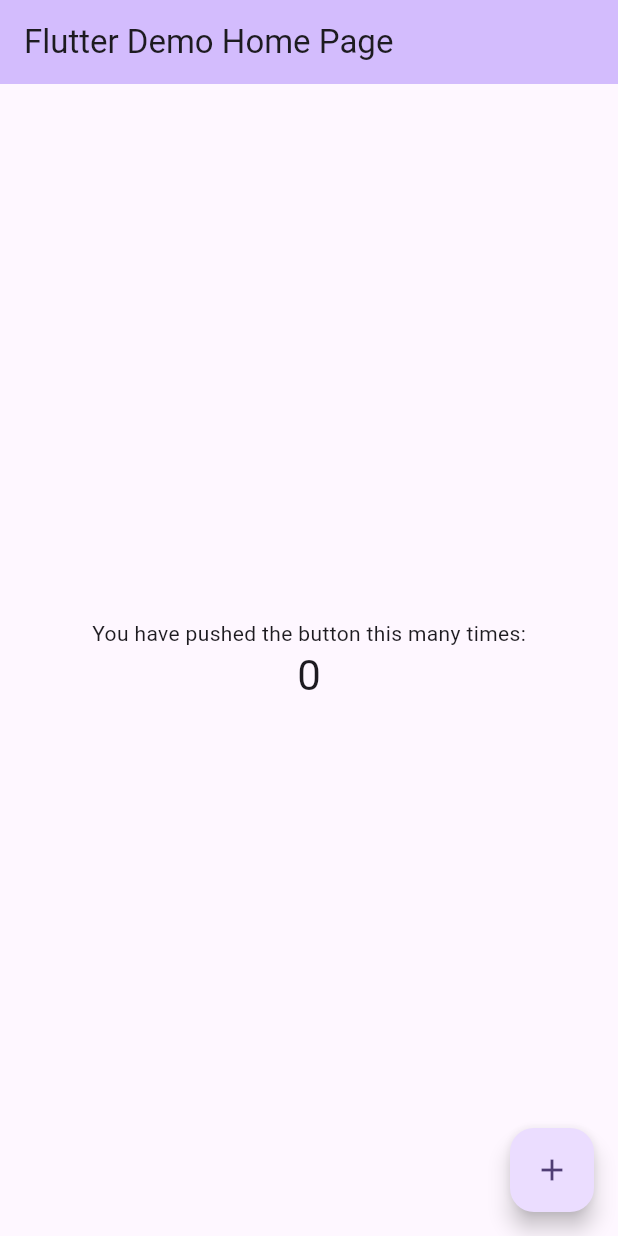
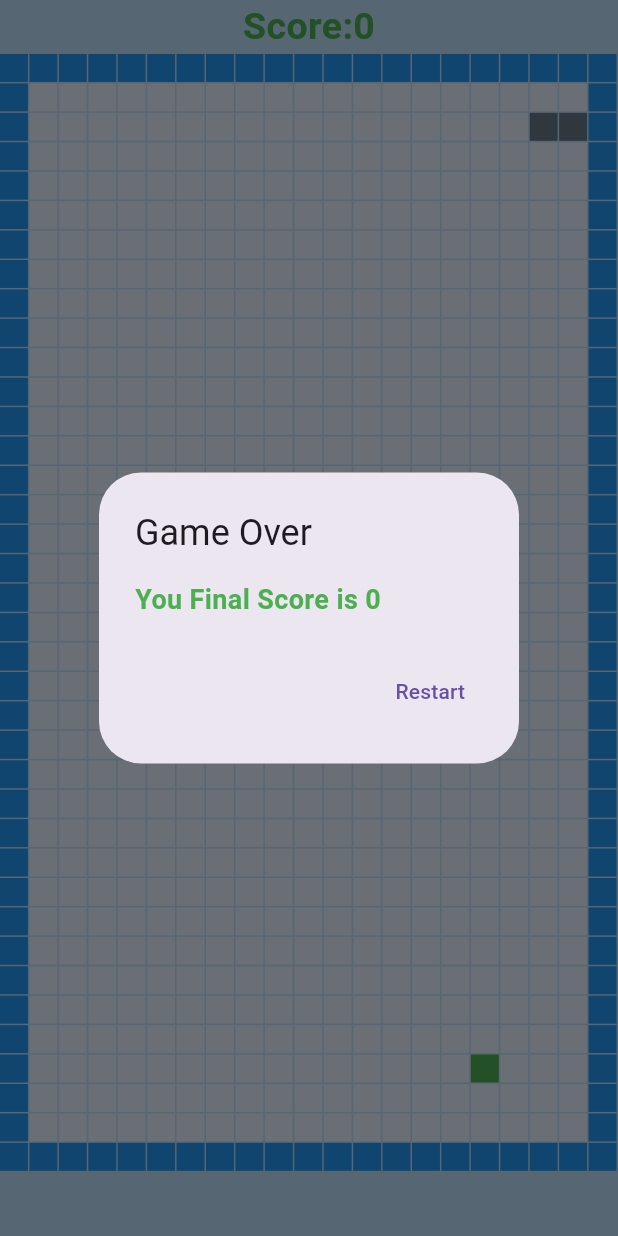
Before and after one commit to shikano35/sample-snake-games, a Flutter app: the screen it shows after launch, on a phone screen of 412 x 824 dp. Run offline on Flutter 3.47's test engine with Material 3 defaults, Android fonts, the phone set to English and light mode, and no system bars.

Commit message:
スネークゲームの実装

```diff
--- a/lib/main.dart
+++ b/lib/main.dart
@@ -1,4 +1,5 @@
 import 'package:flutter/material.dart';
+import 'package:sample_snake_game/snake_game.dart';
 
 void main() {
   runApp(const MyApp());
@@ -10,57 +11,8 @@ class MyApp extends StatelessWidget {
   @override
   Widget build(BuildContext context) {
     return MaterialApp(
-      title: 'Flutter Demo',
-      theme: ThemeData(
-        colorScheme: ColorScheme.fromSeed(seedColor: Colors.deepPurple),
-      ),
-      home: const MyHomePage(title: 'Flutter Demo Home Page'),
+      debugShowCheckedModeBanner: false,
+      home: const SnakeGamePage(),
     );
   }
 }
-
-class MyHomePage extends StatefulWidget {
-  const MyHomePage({super.key, required this.title});
-
-  final String title;
-
-  @override
-  State<MyHomePage> createState() => _MyHomePageState();
-}
-
-class _MyHomePageState extends State<MyHomePage> {
-  int _counter = 0;
-
-  void _incrementCounter() {
-    setState(() {
-      _counter++;
-    });
-  }
-
-  @override
-  Widget build(BuildContext context) {
-    return Scaffold(
-      appBar: AppBar(
-        backgroundColor: Theme.of(context).colorScheme.inversePrimary,
-        title: Text(widget.title),
-      ),
-      body: Center(
-        child: Column(
-          mainAxisAlignment: MainAxisAlignment.center,
-          children: <Widget>[
-            const Text('You have pushed the button this many times:'),
-            Text(
-              '$_counter',
-              style: Theme.of(context).textTheme.headlineMedium,
-            ),
-          ],
-        ),
-      ),
-      floatingActionButton: FloatingActionButton(
-        onPressed: _incrementCounter,
-        tooltip: 'Increment',
-        child: const Icon(Icons.add),
-      ),
-    );
-  }
-}
--- /dev/null
+++ b/lib/snake_game.dart
@@ -0,0 +1,230 @@
+import 'dart:math';
+import 'dart:async';
+import 'package:flutter/material.dart';
+import 'package:flutter/services.dart';
+
+class SnakeGamePage extends StatefulWidget {
+  const SnakeGamePage({super.key});
+
+  @override
+  State<SnakeGamePage> createState() => _SnakeGamePageState();
+}
+
+enum Direction { up, down, left, right }
+
+class _SnakeGamePageState extends State<SnakeGamePage> {
+  int noOfRow = 38, noOfColumn = 21;
+  List<int> borderList = [];
+  List<int> snakePosition = [];
+  int snakeHeade = 0;
+  int score = 0;
+  late int foodPosition;
+  late FocusNode focusNode;
+  late Direction direction;
+
+  @override
+  void initState() {
+    super.initState();
+    focusNode = FocusNode();
+    startGame();
+  }
+
+  void despose() {
+    focusNode.dispose();
+    super.initState();
+  }
+
+  void startGame() {
+    setState(() {
+      score = 0;
+      makeBorder();
+      generateFood();
+      direction = Direction.right;
+      snakePosition = [50, 49, 48];
+      snakeHeade = snakePosition.first;
+    });
+
+    Timer.periodic(Duration(milliseconds: 300), (timer) {
+      updateSnake();
+      if (checkCollision()) {
+        timer.cancel();
+        showDialogBox();
+      }
+    });
+  }
+
+  void showDialogBox() {
+    showDialog(
+      context: context,
+      builder: (context) {
+        return AlertDialog(
+          title: Text("Game Over"),
+          content: Text(
+            "You Final Score is $score",
+            style: TextStyle(
+              fontWeight: FontWeight.bold,
+              fontSize: 18,
+              color: Colors.green,
+            ),
+          ),
+          actions: [
+            TextButton(
+              onPressed: () {
+                Navigator.of(context).pop();
+                startGame();
+              },
+              child: Text('Restart'),
+            ),
+          ],
+        );
+      },
+    );
+  }
+
+  bool checkCollision() {
+    if (borderList.contains(snakeHeade)) {
+      return true;
+    }
+    if (snakePosition.sublist(1).contains(snakeHeade)) {
+      return true;
+    }
+    return false;
+  }
+
+  void generateFood() {
+    foodPosition = Random().nextInt(noOfRow * noOfColumn);
+    if (borderList.contains(foodPosition) ||
+        snakePosition.contains(foodPosition)) {
+      generateFood();
+    }
+  }
+
+  void updateSnake() {
+    setState(() {
+      switch (direction) {
+        case Direction.up:
+          snakePosition.insert(0, snakeHeade - noOfColumn);
+          break;
+        case Direction.down:
+          snakePosition.insert(0, snakeHeade + noOfColumn);
+          break;
+        case Direction.right:
+          snakePosition.insert(0, snakeHeade + 1);
+          break;
+        case Direction.left:
+          snakePosition.insert(0, snakeHeade - 1);
+          break;
+      }
+    });
+
+    if (snakeHeade == foodPosition) {
+      score++;
+      generateFood();
+    } else {
+      snakePosition.removeLast();
+    }
+    snakeHeade = snakePosition.first;
+  }
+
+  void handledKey(KeyEvent event) {
+    if (event is KeyDownEvent) {
+      switch (event.logicalKey) {
+        case LogicalKeyboardKey.arrowUp:
+          if (direction != Direction.down) direction = Direction.up;
+          break;
+        case LogicalKeyboardKey.arrowDown:
+          if (direction != Direction.up) direction = Direction.down;
+          break;
+        case LogicalKeyboardKey.arrowLeft:
+          if (direction != Direction.right) direction = Direction.left;
+          break;
+        case LogicalKeyboardKey.arrowRight:
+          if (direction != Direction.left) direction = Direction.right;
+          break;
+      }
+    }
+  }
+
+  @override
+  Widget build(BuildContext context) {
+    return Scaffold(
+      backgroundColor: Colors.blue[100],
+      body: SafeArea(
+        child: KeyboardListener(
+          focusNode: focusNode,
+          onKeyEvent: (KeyEvent event) {
+            handledKey(event);
+          },
+          autofocus: true,
+          child: Column(
+            children: [
+              Text(
+                "Score:$score",
+                style: TextStyle(
+                  fontSize: 25,
+                  fontWeight: FontWeight.bold,
+                  color: Colors.green,
+                ),
+              ),
+              Expanded(child: groundForSnake()),
+            ],
+          ),
+        ),
+      ),
+    );
+  }
+
+  Widget groundForSnake() {
+    return GridView.builder(
+      itemCount: noOfRow * noOfColumn,
+      gridDelegate: SliverGridDelegateWithFixedCrossAxisCount(
+        crossAxisCount: noOfColumn,
+      ),
+      itemBuilder: (context, index) {
+        return Container(
+          color: boxFillColor(index),
+          margin: EdgeInsets.only(right: 1, bottom: 1),
+        );
+      },
+    );
+  }
+
+  Color boxFillColor(int index) {
+    if (borderList.contains(index)) {
+      return Colors.blue;
+    } else {
+      if (snakePosition.contains(index)) {
+        if (snakeHeade == index) {
+          return Colors.green;
+        } else {
+          return Colors.black45;
+        }
+      } else {
+        if (index == foodPosition) {
+          return Colors.green;
+        }
+      }
+    }
+    return Colors.white60;
+  }
+
+  void makeBorder() {
+    borderList.clear();
+    for (int i = 0; i < noOfColumn; i++) {
+      borderList.add(i);
+    }
+    for (int i = 0; i < noOfRow * noOfColumn; i += noOfColumn) {
+      borderList.add(i);
+    }
+    for (int i = noOfColumn - 1; i < noOfRow * noOfColumn; i += noOfColumn) {
+      borderList.add(i);
+    }
+    for (
+      int i = (noOfRow * noOfColumn) - noOfColumn;
+      i < noOfRow * noOfColumn;
+      i++
+    ) {
+      borderList.add(i);
+    }
+  }
+}
--- a/pubspec.yaml
+++ b/pubspec.yaml
@@ -1,4 +1,4 @@
-name: sample_tic_tac_toe_game
+name: sample_snake_game
 description: "A new Flutter project."
 publish_to: 'none'
 
```
